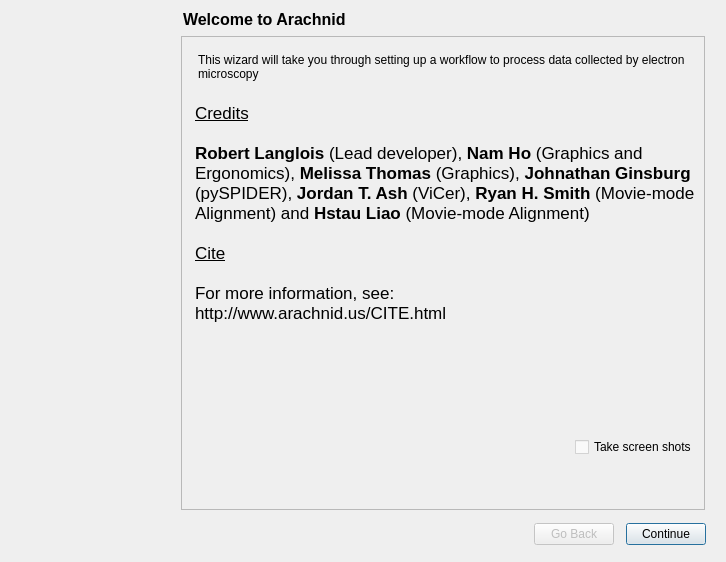
Qt form arachnid/core/gui/pyui/ProjectUI.ui (ezralanglois/arachnid) before a commit.
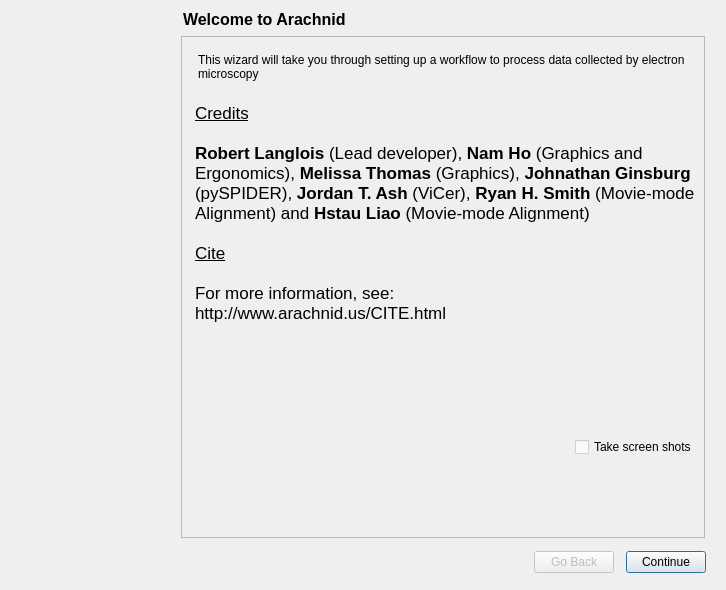
The same form after that commit. Icons and pictures are not drawn.

Commit message: Added screen to projectui

Patch:
```diff
--- a/arachnid/core/gui/pyui/ProjectUI.ui
+++ b/arachnid/core/gui/pyui/ProjectUI.ui
@@ -7,7 +7,7 @@
     <x>0</x>
     <y>0</y>
     <width>726</width>
-    <height>562</height>
+    <height>590</height>
    </rect>
   </property>
   <property name="windowTitle">
```
Left out of the diff: 83 changed lines with no effect on the pictures. The commit also changes 5 other files.
